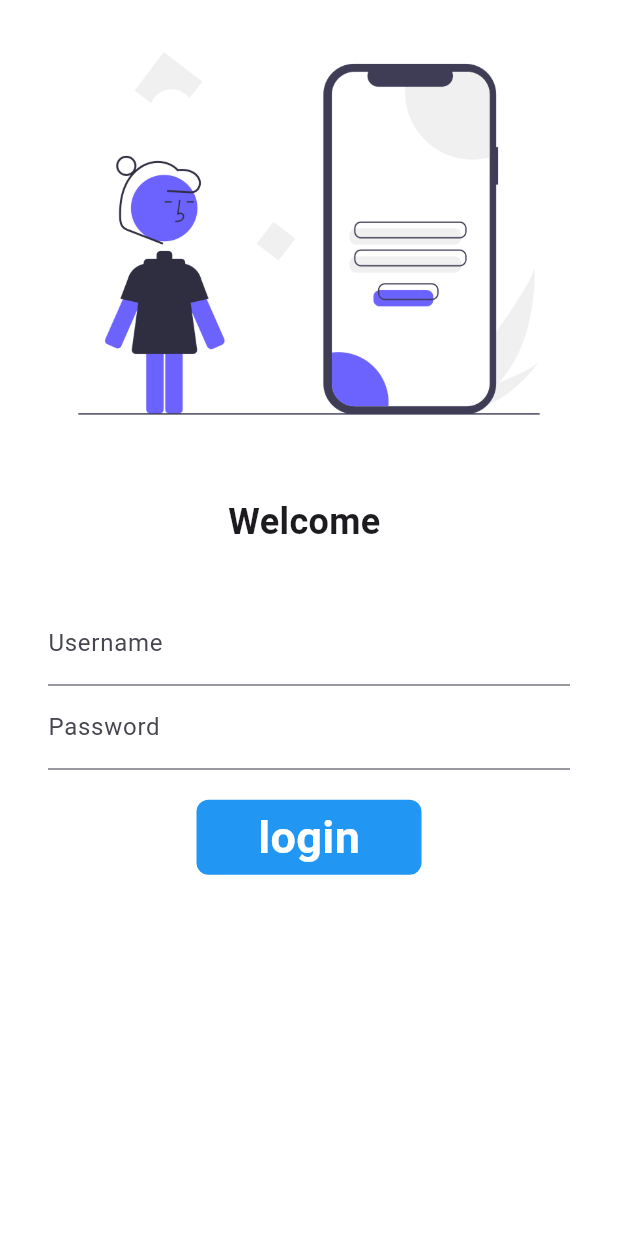
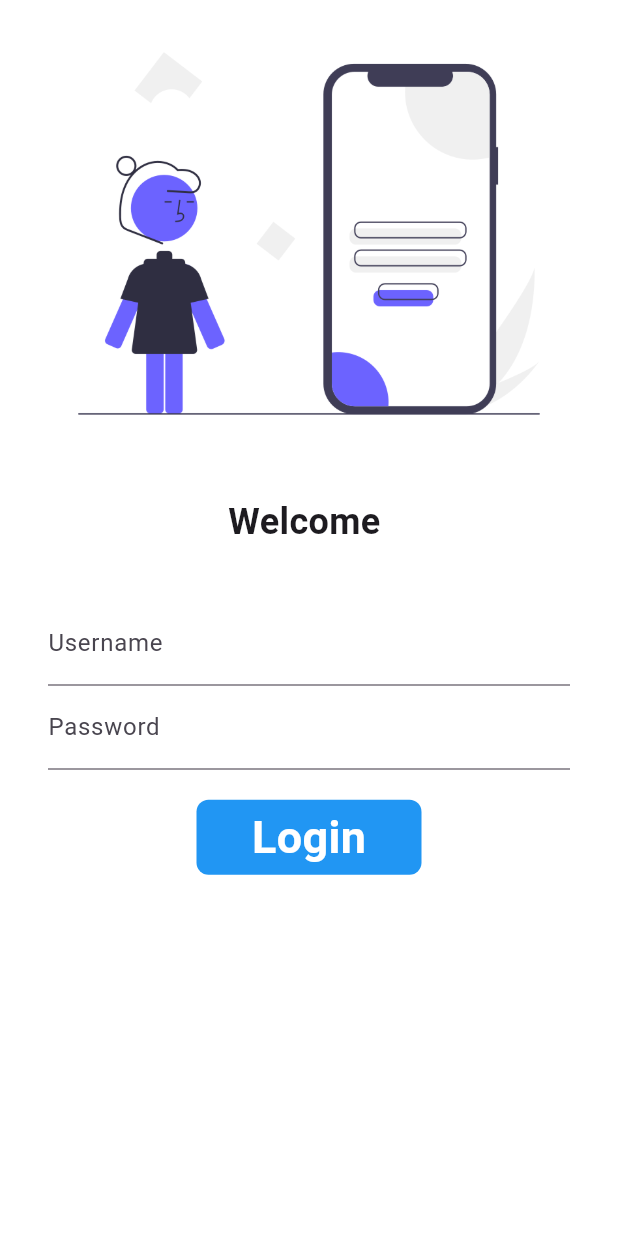
Before and after one commit to bhawnadiya15/flutter, a Flutter app: the screen it shows after launch, on a phone screen of 412 x 824 dp. Run offline on Flutter 3.47's test engine with Material 3 defaults, Android fonts, the phone set to English and light mode, and no system bars.

Commit message:
day 6 completed

```diff
--- a/lib/PAGES/login_page.dart
+++ b/lib/PAGES/login_page.dart
@@ -21,26 +21,44 @@ import "package:onflutter/utils/routes.dart";
 // }
 class LoginPage extends StatefulWidget {
   @override
-
   State<LoginPage> createState() => _LoginPageState();
 }
 
 class _LoginPageState extends State<LoginPage> {
   String name = "";
   bool changedButton = false;
+  final _formKey = GlobalKey<FormState>();
+
+  Future<void> moveToHome(BuildContext context) async {
+    if (_formKey.currentState!.validate()) {
+      setState(() {
+        changedButton = true;
+      });
+
+      await Future.delayed(Duration(seconds: 1));
+
+      await Navigator.pushNamed(context, MyRoutes.HomeRoute);
+
+      setState(() {
+        changedButton = false;
+      });
+    }
+  }
+
+  @override
   Widget build(BuildContext context) {
     return Material(
       color: Colors.white,
       child: SingleChildScrollView(
+        child: Form(
+          key: _formKey,
           child: Column(
             children: [
               Image.asset(
                 "assets/images/undraw_Mobile_login_re_9ntv (1).png",
                 fit: BoxFit.cover,
               ),
-            SizedBox(
-              height: 20.0,
-            ),
+              SizedBox(height: 20.0),
               Text(
                 "Welcome $name",
                 style: TextStyle(
@@ -48,12 +66,9 @@ class _LoginPageState extends State<LoginPage> {
                   fontWeight: FontWeight.bold,
                 ),
               ),
-            SizedBox(
-              height: 20.0,
-            ),
+              SizedBox(height: 20.0),
               Padding(
-              padding:
-                  const EdgeInsets.symmetric(horizontal: 32.0, vertical: 16.0),
+                padding: const EdgeInsets.symmetric(horizontal: 32.0, vertical: 16.0),
                 child: Column(
                   children: [
                     TextFormField(
@@ -61,68 +76,67 @@ class _LoginPageState extends State<LoginPage> {
                         hintText: "Enter Username",
                         labelText: "Username",
                       ),
+                      validator: (value) {
+                        if (value == null || value.isEmpty) {
+                          return "Username cannot be empty";
+                        }
+                        return null;
+                      },
                       onChanged: (value) {
+                        setState(() {
                           name = value;
-                      setState(() {
-
                         });
                       },
                     ),
                     TextFormField(
                       obscureText: true,
                       decoration: InputDecoration(
-                        hintText: "Enter Password", labelText: "Password"),
+                        hintText: "Enter Password",
+                        labelText: "Password",
                       ),
-                  SizedBox(
-                    height: 20.0,
+                      validator: (value) {
+                        if (value == null || value.isEmpty) {
+                          return "Password cannot be empty";
+                        } else if (value.length < 6) {
+                          return "Password should be at least 6 characters long";
+                        }
+                        return null;
+                      },
                     ),
-
-                  InkWell(
-                    onTap: ()async{
-                      setState(() {
-                     changedButton  = true;
-
-                      });
-                      await Future.delayed(Duration(seconds: 1));
-                      Navigator.pushNamed(context, MyRoutes.HomeRoute);
-                    },
-                    child: AnimatedContainer(duration: Duration(seconds: 1),
-                   width:changedButton?50: 150,
+                    SizedBox(height: 20.0),
+                    Material(
+                      color: Colors.blue,
+                      borderRadius: BorderRadius.circular(changedButton ? 50 : 8),
+                      child: InkWell(
+                        onTap: () => moveToHome(context),
+                        child: AnimatedContainer(
+                          duration: Duration(seconds: 1),
+                          width: changedButton ? 50 : 150,
                           height: 50,
-
                           alignment: Alignment.center,
-                   child: changedButton?Icon(
+                          child: changedButton
+                              ? Icon(
                                   Icons.done,
-                    color: Colors.white,)
-                   :Text("login",
+                                  color: Colors.white,
+                                )
+                              : Text(
+                                  "Login",
                                   style: TextStyle(
                                     color: Colors.white,
                                     fontWeight: FontWeight.bold,
-                   fontSize: 30),
-                   ),
-                   decoration: BoxDecoration(
-                    color: Colors.blue,
-                    borderRadius: BorderRadius.circular(changedButton?50:8),
+                                    fontSize: 30,
                                   ),
                                 ),
-
-                    )
-
-
-
-                  // ElevatedButton(
-                  //   onPressed: () {
-                  //     Navigator.pushNamed(context, MyRoutes.HomeRoute);
-                  //   },
-                  //   child: Text("login"),
-                  //   style: TextButton.styleFrom(minimumSize: Size(150, 40)),
-                  // )
+                        ),
+                      ),
+                    ),
                   ],
                 ),
               ),
             ],
           ),
         ),
+      ),
     );
   }
 }
```
Lines whose indentation alone changed are shown as unchanged.
